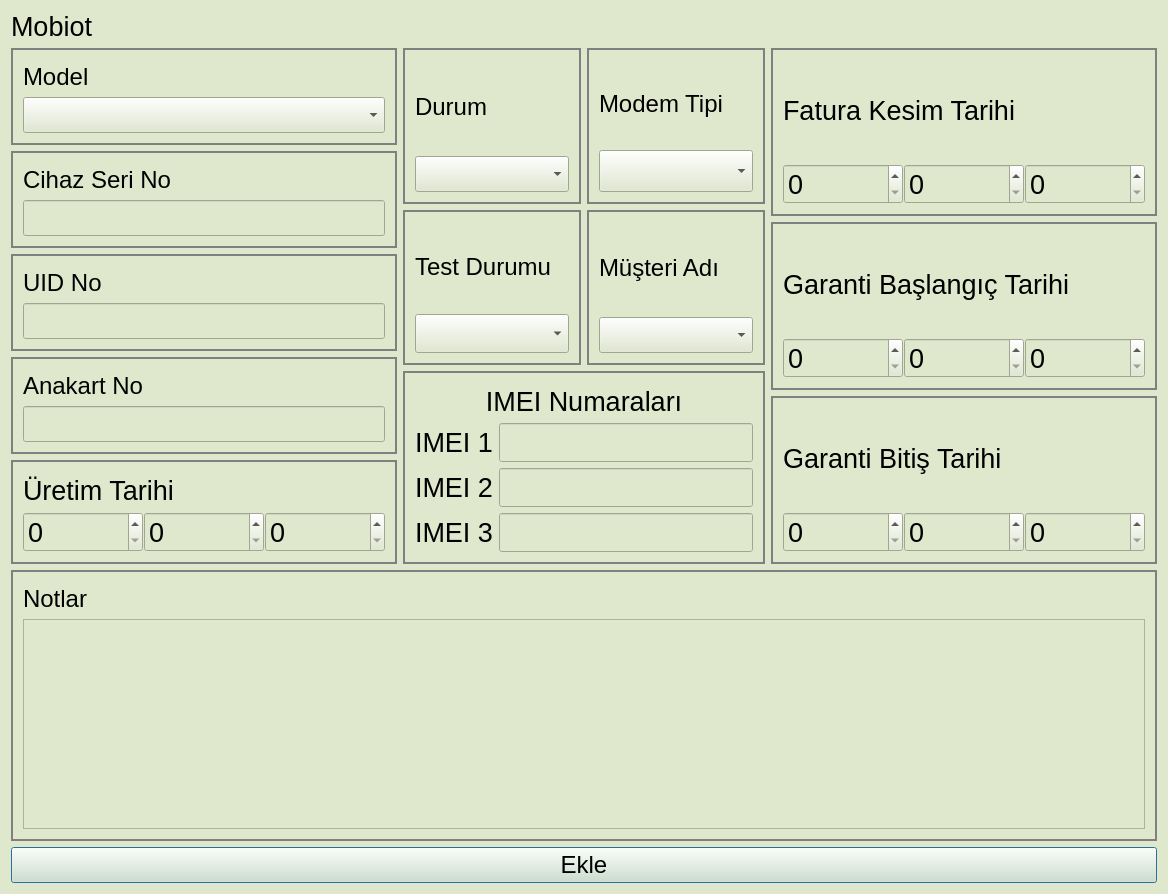
Old version of the form src/mobiotdialog.ui in the repository yunusemrecinar/QT5-cihaz-kimlik-teknik-servis.
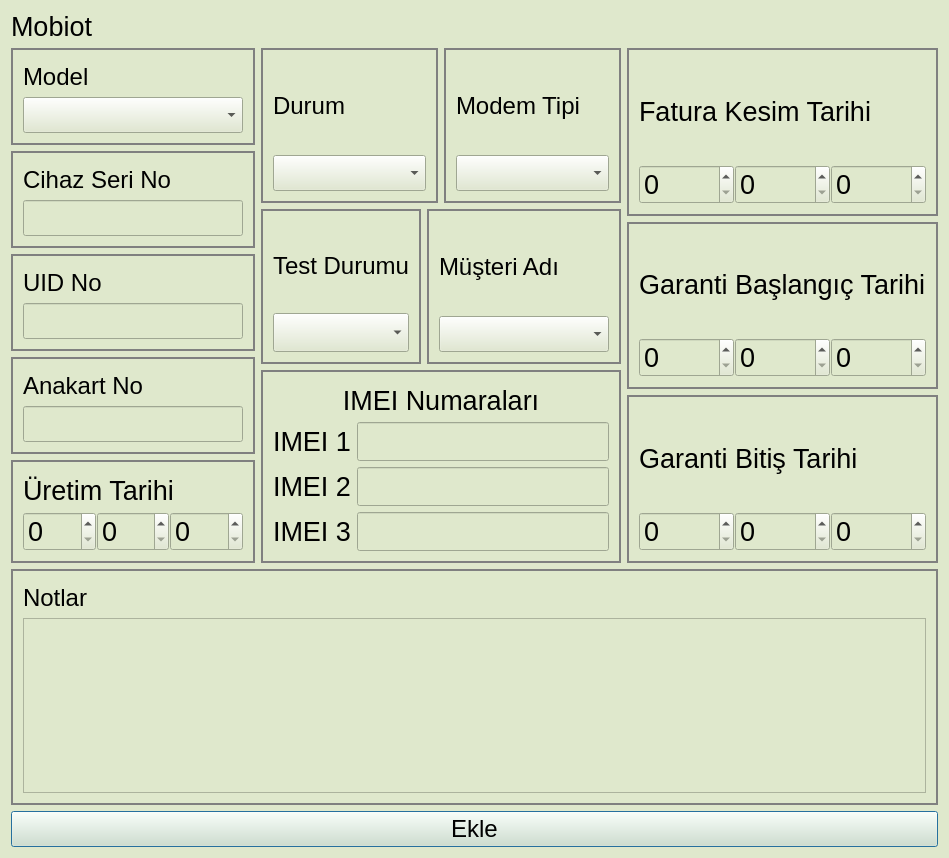
New version of the form.

Diff of the .ui file:
```diff
--- a/src/mobiotdialog.ui
+++ b/src/mobiotdialog.ui
@@ -6,8 +6,8 @@
    <rect>
     <x>0</x>
     <y>0</y>
-    <width>1168</width>
-    <height>894</height>
+    <width>949</width>
+    <height>858</height>
    </rect>
   </property>
   <property name="windowTitle">
@@ -159,7 +159,7 @@
           <widget class="QGroupBox" name="AnakartNoBox">
            <property name="minimumSize">
             <size>
-             <width>365</width>
+             <width>0</width>
              <height>0</height>
             </size>
            </property>
@@ -222,8 +222,8 @@
                <widget class="QSpinBox" name="date_day">
                 <property name="minimumSize">
                  <size>
-                  <width>120</width>
-                  <height>40</height>
+                  <width>0</width>
+                  <height>0</height>
                  </size>
                 </property>
                 <property name="font">
@@ -237,8 +237,8 @@
                <widget class="QSpinBox" name="date_month">
                 <property name="minimumSize">
                  <size>
-                  <width>120</width>
-                  <height>40</height>
+                  <width>0</width>
+                  <height>0</height>
                  </size>
                 </property>
                 <property name="font">
@@ -252,8 +252,8 @@
                <widget class="QSpinBox" name="date_year">
                 <property name="minimumSize">
                  <size>
-                  <width>120</width>
-                  <height>40</height>
+                  <width>0</width>
+                  <height>0</height>
                  </size>
                 </property>
                 <property name="font">
@@ -370,7 +370,7 @@
                 <property name="minimumSize">
                  <size>
                   <width>0</width>
-                  <height>42</height>
+                  <height>0</height>
                  </size>
                 </property>
                 <property name="font">
@@ -461,6 +461,18 @@
                 <property name="enabled">
                  <bool>true</bool>
                 </property>
+                <property name="sizePolicy">
+                 <sizepolicy hsizetype="Fixed" vsizetype="Fixed">
+                  <horstretch>0</horstretch>
+                  <verstretch>0</verstretch>
+                 </sizepolicy>
+                </property>
+                <property name="minimumSize">
+                 <size>
+                  <width>170</width>
+                  <height>0</height>
+                 </size>
+                </property>
                 <property name="font">
                  <font>
                   <pointsize>18</pointsize>
@@ -602,8 +614,8 @@
                <widget class="QSpinBox" name="fatura_date_day_">
                 <property name="minimumSize">
                  <size>
-                  <width>120</width>
-                  <height>40</height>
+                  <width>0</width>
+                  <height>0</height>
                  </size>
                 </property>
                 <property name="font">
@@ -617,8 +629,8 @@
                <widget class="QSpinBox" name="fatura_date_month_">
                 <property name="minimumSize">
                  <size>
-                  <width>120</width>
-                  <height>40</height>
+                  <width>0</width>
+                  <height>0</height>
                  </size>
                 </property>
                 <property name="font">
@@ -632,8 +644,8 @@
                <widget class="QSpinBox" name="fatura_date_year_">
                 <property name="minimumSize">
                  <size>
-                  <width>120</width>
-                  <height>40</height>
+                  <width>0</width>
+                  <height>0</height>
                  </size>
                 </property>
                 <property name="font">
@@ -677,8 +689,8 @@
                <widget class="QSpinBox" name="garanti_start_day_">
                 <property name="minimumSize">
                  <size>
-                  <width>120</width>
-                  <height>40</height>
+                  <width>0</width>
+                  <height>0</height>
                  </size>
                 </property>
                 <property name="font">
@@ -692,8 +704,8 @@
                <widget class="QSpinBox" name="garanti_start_month_">
                 <property name="minimumSize">
                  <size>
-                  <width>120</width>
-                  <height>40</height>
+                  <width>0</width>
+                  <height>0</height>
                  </size>
                 </property>
                 <property name="font">
@@ -707,8 +719,8 @@
                <widget class="QSpinBox" name="garanti_start_year_">
                 <property name="minimumSize">
                  <size>
-                  <width>120</width>
-                  <height>40</height>
+                  <width>0</width>
+                  <height>0</height>
                  </size>
                 </property>
                 <property name="font">
@@ -752,8 +764,8 @@
                <widget class="QSpinBox" name="garanti_bitis_day_">
                 <property name="minimumSize">
                  <size>
-                  <width>120</width>
-                  <height>40</height>
+                  <width>0</width>
+                  <height>0</height>
                  </size>
                 </property>
                 <property name="font">
@@ -767,8 +779,8 @@
                <widget class="QSpinBox" name="garanti_bitis_month_">
                 <property name="minimumSize">
                  <size>
-                  <width>120</width>
-                  <height>40</height>
+                  <width>0</width>
+                  <height>0</height>
                  </size>
                 </property>
                 <property name="font">
@@ -782,8 +794,8 @@
                <widget class="QSpinBox" name="garanti_bitis_year_">
                 <property name="minimumSize">
                  <size>
-                  <width>120</width>
-                  <height>40</height>
+                  <width>0</width>
+                  <height>0</height>
                  </size>
                 </property>
                 <property name="font">
```
